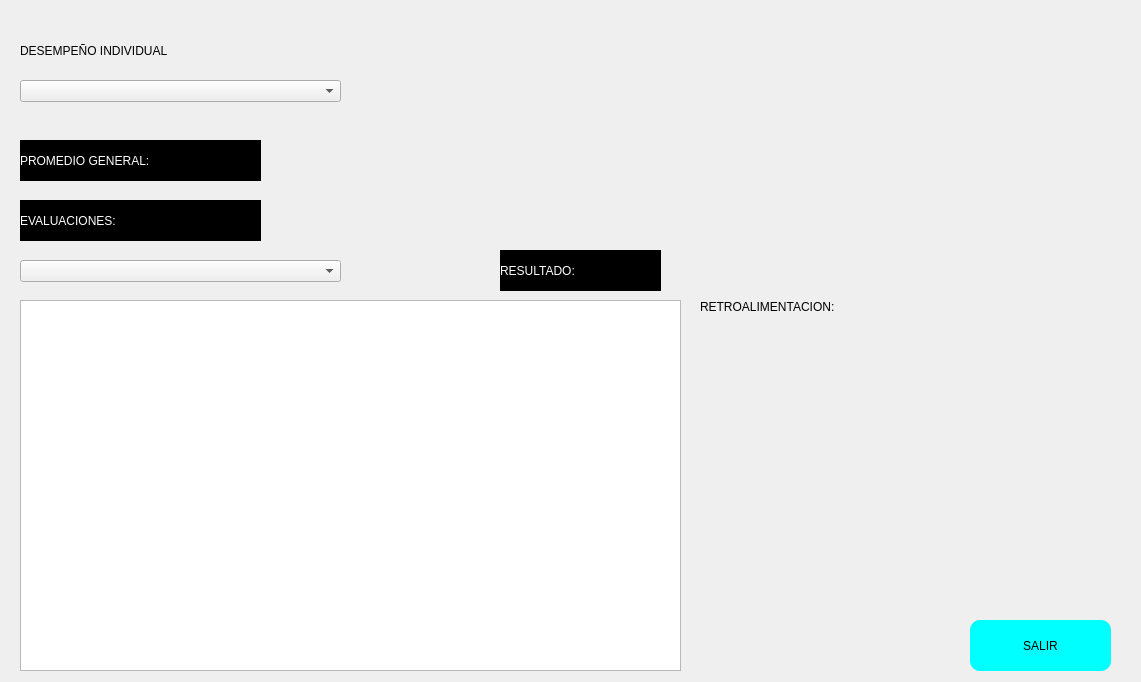
Qt form interfaces/analista_calidad/show_analyst_data.ui (Ersa77/teggium_evaluations) before a commit.
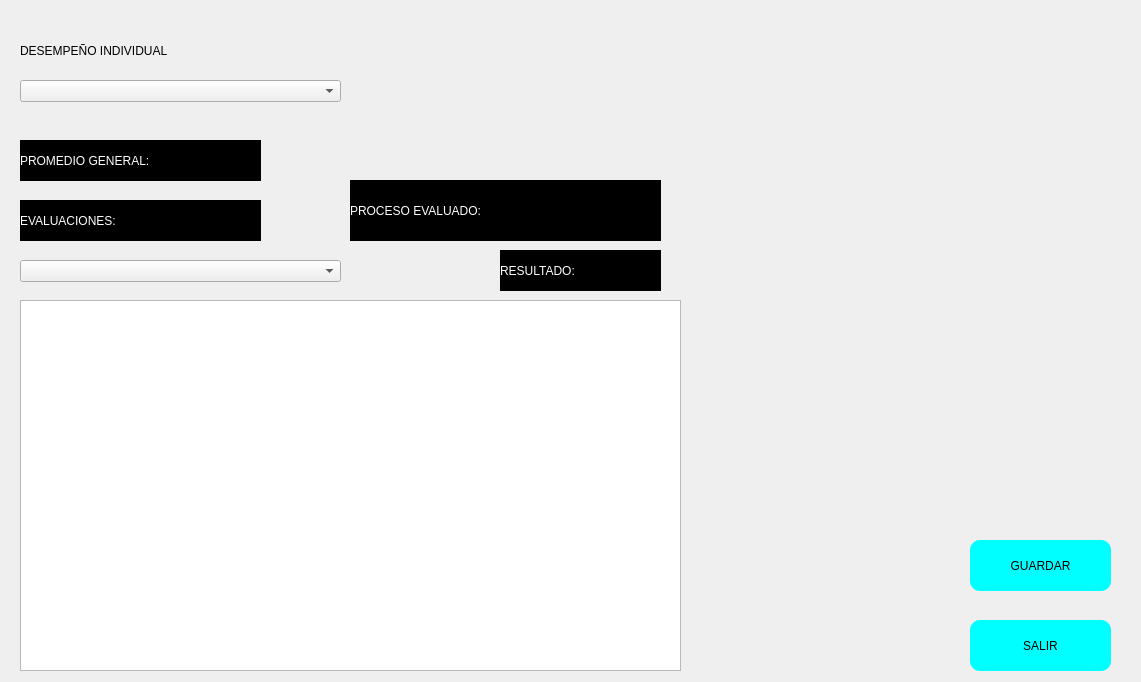
The same form after that commit. Icons and pictures are not drawn.

Commit message: modified:   database/mybd copia de la base de produccion 	modified:   interfaces/analista_calidad/show_analyst_data.ui agreuge boton al formulario 	new file:   media/docs/BLANCO.xlsx archivo base para las retros 	modified:   source/conection.py agregue algunas funciones para traer información para las retros 	modified:   source/showAnalystData.py agregue boton de guardar

The edit to the form file:
```diff
--- a/interfaces/analista_calidad/show_analyst_data.ui
+++ b/interfaces/analista_calidad/show_analyst_data.ui
@@ -192,12 +192,46 @@
     <string notr="true">font: 12pt &quot;Arial&quot;;</string>
    </property>
    <property name="text">
-    <string>RETROALIMENTACION: </string>
+    <string/>
    </property>
    <property name="alignment">
     <set>Qt::AlignLeading|Qt::AlignLeft|Qt::AlignTop</set>
    </property>
   </widget>
+  <widget class="QPushButton" name="saveEvaluation">
+   <property name="geometry">
+    <rect>
+     <x>970</x>
+     <y>540</y>
+     <width>141</width>
+     <height>51</height>
+    </rect>
+   </property>
+   <property name="text">
+    <string>GUARDAR</string>
+   </property>
+  </widget>
+  <widget class="QLabel" name="procesoEvaluado">
+   <property name="geometry">
+    <rect>
+     <x>350</x>
+     <y>180</y>
+     <width>311</width>
+     <height>61</height>
+    </rect>
+   </property>
+   <property name="styleSheet">
+    <string notr="true">background-color: rgb(0, 0, 0);
+font: 10pt &quot;MS Shell Dlg 2&quot;;
+color: rgb(255, 255, 255);</string>
+   </property>
+   <property name="text">
+    <string>PROCESO EVALUADO:</string>
+   </property>
+   <property name="scaledContents">
+    <bool>true</bool>
+   </property>
+  </widget>
  </widget>
  <resources/>
  <connections/>
```
Left out of the diff: 3 changed lines with no effect on the pictures. The commit also changes 22 other files.
